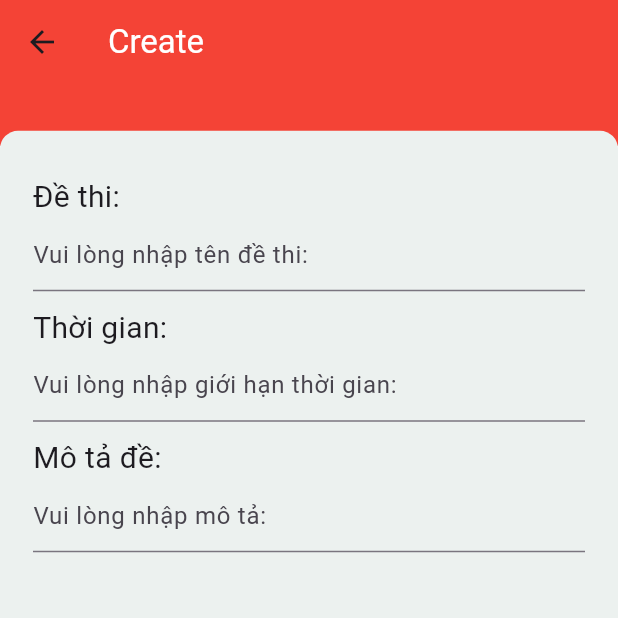
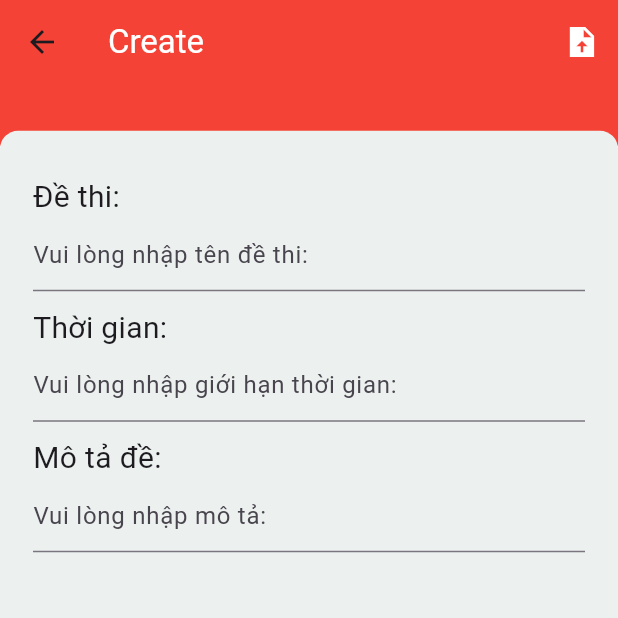
Before and after one commit to thang44hdai/StudyApp-TTCS, a Flutter app: the CreateQuizScreen screen opened directly, on a phone screen of 412 x 824 dp, the top half of it. Run offline on Flutter 3.47's test engine with Material 3 defaults, Android fonts, the phone set to English and light mode, and no system bars; drawn by our look-alikes of carousel_slider; our stand-ins replace cloud_firestore, firebase_auth, firebase_core, get, photo_view and 1 more; missing offline and left inert: dart:ffi; accounts and stored records are empty.

Commit message:
update ui

```diff
--- a/lib/features/create_test/CreateQuizScreen.dart
+++ b/lib/features/create_test/CreateQuizScreen.dart
@@ -33,6 +33,15 @@ class _CreateQuizScreenState extends State<CreateQuizScreen> {
           "Create",
           style: TextStyle(color: Colors.white),
         ),
+        actions: [
+          IconButton(
+            onPressed: () {},
+            icon: Icon(
+              Icons.upload_file_sharp,
+              color: Colors.white,
+            ),
+          )
+        ],
       ),
       body: SingleChildScrollView(
         child: Container(
```
Also changed, not shown: lib/features/calendar/CalendarScreen.dart (+41 -11 lines).
